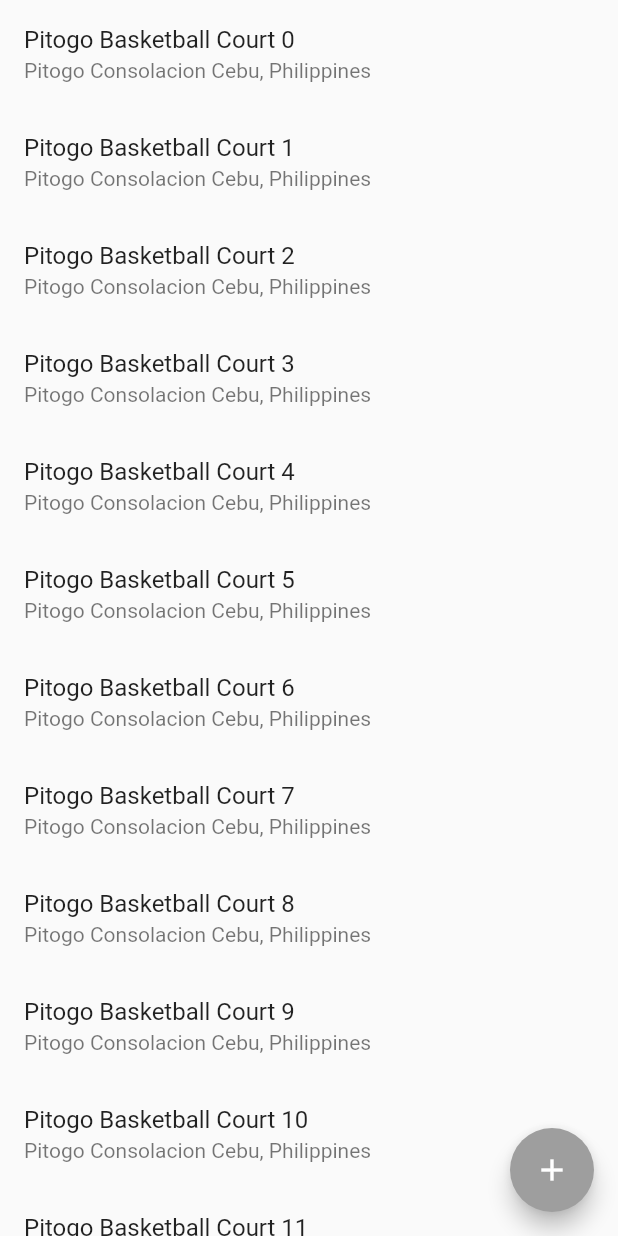
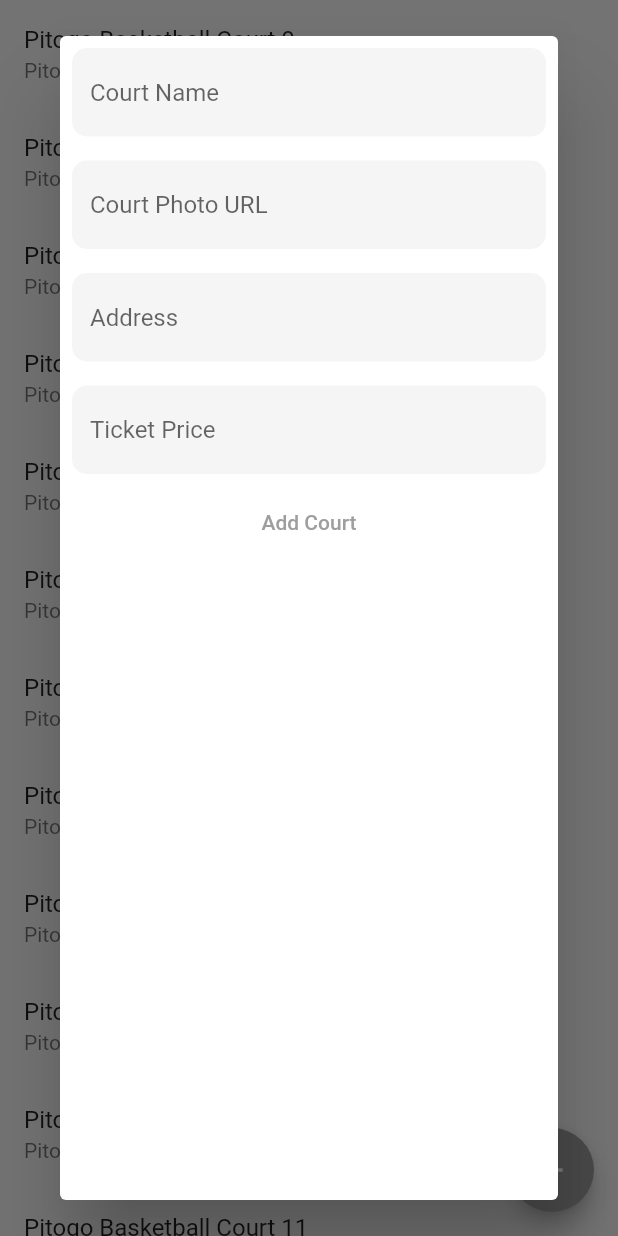
Before and after one commit to paopp2/kasado, a Flutter app: the CourtsOwnedView screen opened by its route, after a tap on the "add" icon, on a phone screen of 412 x 824 dp. Run offline on Flutter 3.47's test engine with Material 2 defaults, Android fonts, the phone set to English and light mode, and no system bars; our stand-ins replace dartz, firebase_auth, firebase_core, flutter_hooks, fluttertoast, freezed_annotation and 4 more; accounts and stored records are empty; network calls fail.

Commit message:
Add dialog for inputting new court

```diff
--- a/lib/ui/courts_owned/courts_owned_view.dart
+++ b/lib/ui/courts_owned/courts_owned_view.dart
@@ -2,6 +2,7 @@ import 'package:flutter/material.dart';
 import 'package:go_router/go_router.dart';
 import 'package:kasado/app_router.dart';
 import 'package:kasado/model/court/court.dart';
+import 'package:kasado/ui/shared/data_entry_field.dart';
 
 class CourtsOwnedView extends StatelessWidget {
   const CourtsOwnedView({Key? key}) : super(key: key);
@@ -11,13 +12,6 @@ class CourtsOwnedView extends StatelessWidget {
     return LayoutBuilder(
       builder: (context, constraints) {
         return Scaffold(
-          floatingActionButton: FloatingActionButton(
-            onPressed: () {},
-            child: const Icon(
-              Icons.add,
-              color: Colors.white,
-            ),
-          ),
           body: ListView.builder(itemBuilder: (context, index) {
             return ListTile(
               title: Text('Pitogo Basketball Court $index'),
@@ -37,6 +31,30 @@ class CourtsOwnedView extends StatelessWidget {
               ),
             );
           }),
+          floatingActionButton: FloatingActionButton(
+            onPressed: () => showDialog(
+                context: context,
+                builder: (context) {
+                  return Dialog(
+                    child: Column(
+                      children: [
+                        const DataEntryField(hint: 'Court Name'),
+                        const DataEntryField(hint: 'Court Photo URL'),
+                        const DataEntryField(hint: 'Address'),
+                        const DataEntryField(hint: 'Ticket Price'),
+                        TextButton(
+                          child: const Text('Add Court'),
+                          onPressed: () {},
+                        ),
+                      ],
+                    ),
+                  );
+                }),
+            child: const Icon(
+              Icons.add,
+              color: Colors.white,
+            ),
+          ),
         );
       },
     );
```
